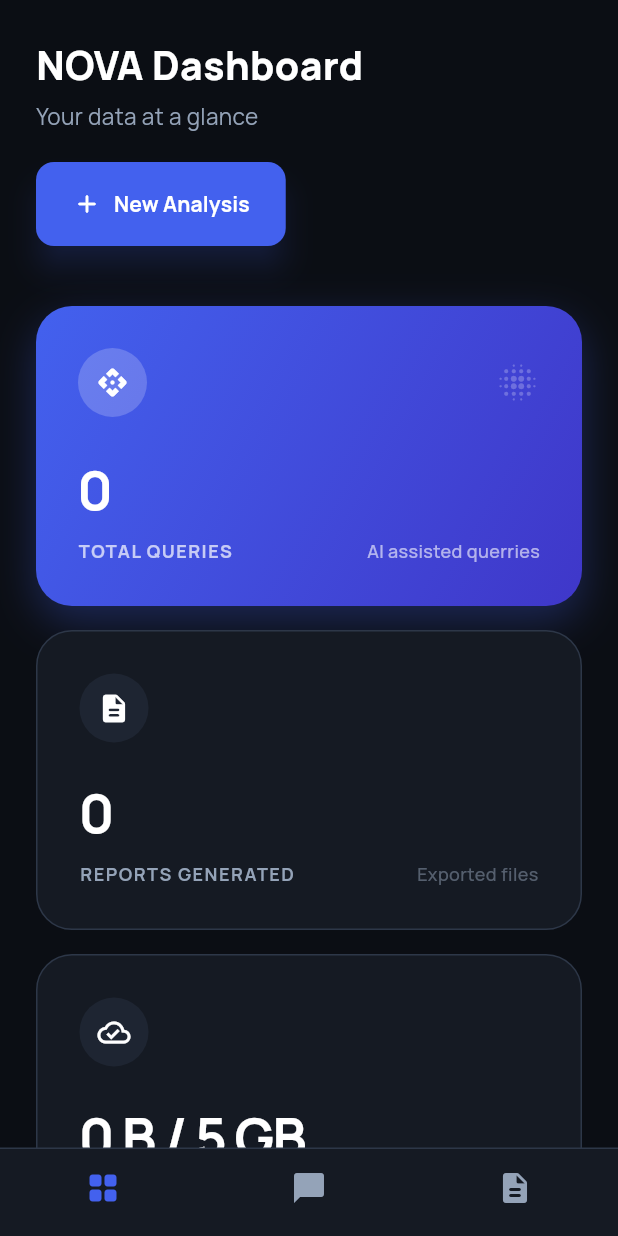
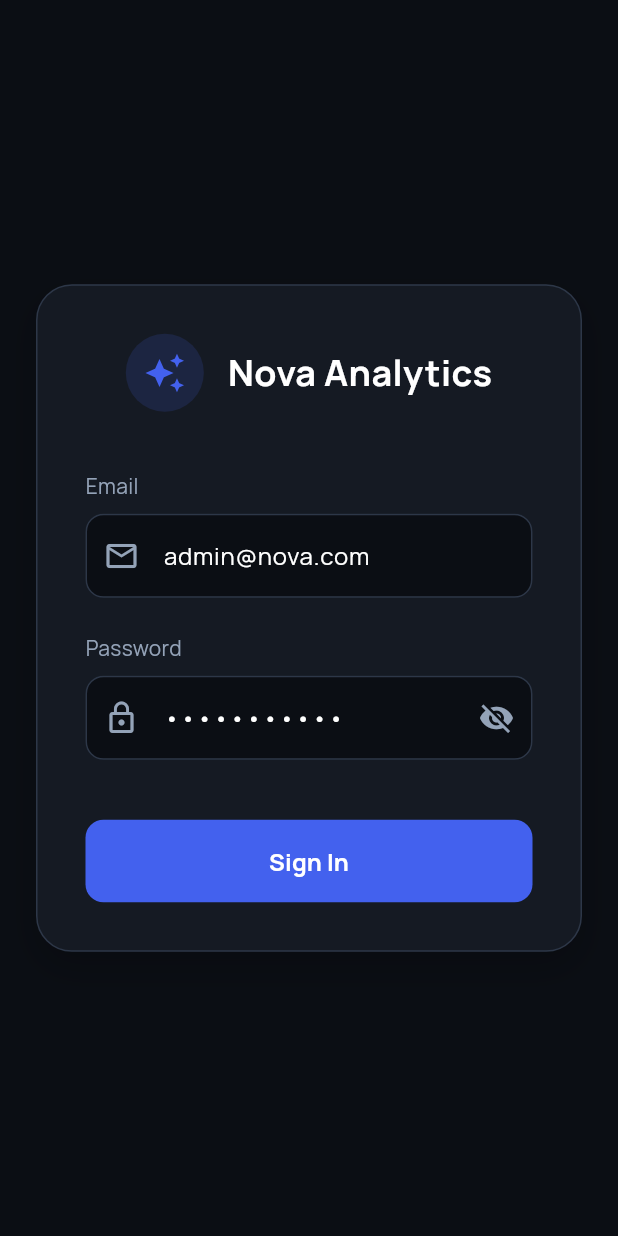
Before and after one commit to Data-Analytics-Processor/dashboard_flutterWeb, a Flutter app: the screen it shows after launch, on a phone screen of 412 x 824 dp. Run offline on Flutter 3.47's test engine with Material 3 defaults, Android fonts, the phone set to English and light mode, and no system bars; our stand-ins replace device_info_plus, file_picker, google_fonts, permission_handler, shared_preferences, web; missing offline and left inert: dart:js_interop, excel.

Commit message:
JWT + basic file parsing w/ gpt

```diff
--- /dev/null
+++ b/lib/api/auth_service.dart
@@ -0,0 +1,59 @@
+// lib/api/auth_service.dart
+import 'dart:convert';
+import 'package:http/http.dart' as http;
+import 'package:shared_preferences/shared_preferences.dart';
+import 'package:flutter/foundation.dart';
+
+class AuthService {
+  static const String _prodUrl = "https://brixta.site";  // fix24
+  //static const String _localUrl = "http://10.0.2.2:5000"; // localhost android
+  static const String _localUrl = "http://127.0.0.1:5000"; // localhost web
+  final String _baseUrl = kReleaseMode ? _prodUrl : _localUrl;
+
+  static const String _tokenKey = 'jwt_token';
+
+  // Singleton pattern (optional, but good for shared state)
+  static final AuthService _instance = AuthService._internal();
+  factory AuthService() => _instance;
+  AuthService._internal();
+
+  Future<String?> getToken() async {
+    final prefs = await SharedPreferences.getInstance();
+    return prefs.getString(_tokenKey);
+  }
+
+  Future<void> _saveToken(String token) async {
+    final prefs = await SharedPreferences.getInstance();
+    await prefs.setString(_tokenKey, token);
+  }
+
+  Future<void> logout() async {
+    final prefs = await SharedPreferences.getInstance();
+    await prefs.remove(_tokenKey);
+  }
+
+  Future<bool> login(String email, String password) async {
+    // Adjust the endpoint to match your FastAPI auth router
+    final url = Uri.parse("$_baseUrl/api/v1/auth/login");
+
+    // FastAPI OAuth2PasswordRequestForm usually expects application/x-www-form-urlencoded
+    final res = await http.post(
+      url,
+      headers: {"Content-Type": "application/x-www-form-urlencoded"},
+      body: {
+        "username": email,
+        "password": password,
+      },
+    );
+
+    if (res.statusCode == 200) {
+      final data = jsonDecode(res.body);
+      final token = data['access_token'];
+      if (token != null) {
+        await _saveToken(token);
+        return true;
+      }
+    }
+    return false;
+  }
+}
--- a/lib/main.dart
+++ b/lib/main.dart
@@ -1,12 +1,15 @@
+// lib/main.dart
 import 'package:flutter/material.dart';
 import 'package:google_fonts/google_fonts.dart';
 
 // --- IMPORTS ---
 import 'package:dashboard_flutter/ReusableConstants/constants.dart';
+import 'package:dashboard_flutter/api/auth_service.dart';
 import 'pages/SideNavBar.dart';
 import 'pages/HomePage.dart';
 import 'pages/ChatPage.dart';
 import 'pages/SavedAnalyticsPage.dart';
+import 'pages/LoginPage.dart';
 
 void main() {
   runApp(const AnalyticsApp());
@@ -22,7 +25,6 @@ class AnalyticsApp extends StatelessWidget {
       debugShowCheckedModeBanner: false,
       theme: ThemeData.dark().copyWith(
         scaffoldBackgroundColor: kBankBg,
-        // Manrope is the standard "Fintech" font. If not available, use Inter.
         textTheme: GoogleFonts.manropeTextTheme(ThemeData.dark().textTheme),
         colorScheme: const ColorScheme.dark(
           primary: kBankPrimary,
@@ -30,7 +32,6 @@ class AnalyticsApp extends StatelessWidget {
           background: kBankBg,
           onSurface: kTextWhite,
         ),
-        // --- FIX: Use CardThemeData instead of CardTheme ---
         cardTheme: CardThemeData(
           color: kBankSurface,
           elevation: 0,
@@ -40,7 +41,6 @@ class AnalyticsApp extends StatelessWidget {
           ),
         ),
         iconTheme: const IconThemeData(color: kTextGrey),
-        // Bottom Nav Theme for Mobile
         bottomNavigationBarTheme: const BottomNavigationBarThemeData(
           backgroundColor: kBankSurface,
           selectedItemColor: kBankPrimary,
@@ -51,11 +51,42 @@ class AnalyticsApp extends StatelessWidget {
           elevation: 0,
         ),
       ),
-      home: const MainLayout(),
+      // Use the AuthWrapper to decide the initial route
+      home: const AuthWrapper(),
     );
   }
 }
 
+// --- NEW: AuthWrapper to handle initial routing ---
+class AuthWrapper extends StatelessWidget {
+  const AuthWrapper({super.key});
+
+  @override
+  Widget build(BuildContext context) {
+    return FutureBuilder<String?>(
+      future: AuthService().getToken(),
+      builder: (context, snapshot) {
+        // Show a blank screen with background color while checking auth state
+        if (snapshot.connectionState == ConnectionState.waiting) {
+          return const Scaffold(
+            backgroundColor: kBankBg,
+            body: Center(child: CircularProgressIndicator(color: kBankPrimary)),
+          );
+        }
+
+        // If a token exists, go straight to MainLayout
+        if (snapshot.hasData && snapshot.data != null) {
+          return const MainLayout();
+        }
+
+        // Otherwise, show the Login Page
+        return const LoginPage();
+      },
+    );
+  }
+}
+
+// --- MainLayout remains exactly as you had it ---
 class MainLayout extends StatefulWidget {
   const MainLayout({super.key});
 
@@ -72,7 +103,6 @@ class _MainLayoutState extends State<MainLayout> {
     });
   }
 
-  // Pass navigation callback to HomePage
   List<Widget> get _pages => [
     HomePage(onNavigate: switchTab),
     const ChatPage(),
@@ -84,7 +114,6 @@ class _MainLayoutState extends State<MainLayout> {
     final isMobile = Responsive.isMobile(context);
 
     return Scaffold(
-      // --- MOBILE BOTTOM NAV ---
       bottomNavigationBar: isMobile
           ? Container(
               decoration: const BoxDecoration(
@@ -105,7 +134,6 @@ class _MainLayoutState extends State<MainLayout> {
       body: SafeArea(
         child: Row(
           children: [
-            // --- DESKTOP SIDEBAR ---
             if (!isMobile)
               SizedBox(
                 width: 260,
@@ -115,11 +143,9 @@ class _MainLayoutState extends State<MainLayout> {
                 ),
               ),
 
-            // --- VERTICAL DIVIDER (Desktop Only) ---
             if (!isMobile)
               Container(width: 1, color: kBorderColor),
 
-            // --- MAIN CONTENT AREA ---
             Expanded(
               child: Container(
                 color: kBankBg,
--- /dev/null
+++ b/lib/pages/LoginPage.dart
@@ -0,0 +1,200 @@
+// lib/pages/LoginPage.dart
+import 'package:flutter/material.dart';
+import 'package:dashboard_flutter/ReusableConstants/constants.dart';
+import 'package:dashboard_flutter/api/auth_service.dart';
+import 'package:dashboard_flutter/main.dart'; // To navigate to MainLayout
+
+class LoginPage extends StatefulWidget {
+  const LoginPage({super.key});
+
+  @override
+  State<LoginPage> createState() => _LoginPageState();
+}
+
+class _LoginPageState extends State<LoginPage> {
+  final _emailController = TextEditingController(text: "admin@nova.com"); // Pre-filled for testing
+  final _passwordController = TextEditingController(text: "password123");
+  bool _isLoading = false;
+  bool _obscurePassword = true;
+
+  Future<void> _handleLogin() async {
+    setState(() => _isLoading = true);
+
+    final email = _emailController.text.trim();
+    final password = _passwordController.text.trim();
+
+    try {
+      final success = await AuthService().login(email, password);
+
+      if (success) {
+        if (!mounted) return;
+        // Navigate to main layout and remove login from history
+        Navigator.of(context).pushAndRemoveUntil(
+          MaterialPageRoute(builder: (_) => const MainLayout()),
+          (route) => false,
+        );
+      } else {
+        if (!mounted) return;
+        ScaffoldMessenger.of(context).showSnackBar(
+          const SnackBar(
+            content: Text("Invalid credentials. Please try again."),
+            backgroundColor: Colors.redAccent,
+          ),
+        );
+      }
+    } catch (e) {
+      if (!mounted) return;
+      ScaffoldMessenger.of(context).showSnackBar(
+        SnackBar(
+          content: Text("Connection error: $e"),
+          backgroundColor: Colors.redAccent,
+        ),
+      );
+    } finally {
+      if (mounted) {
+        setState(() => _isLoading = false);
+      }
+    }
+  }
+
+  @override
+  Widget build(BuildContext context) {
+    return Scaffold(
+      backgroundColor: kBankBg,
+      body: Center(
+        child: SingleChildScrollView(
+          child: Padding(
+            padding: const EdgeInsets.all(24.0),
+            child: Container(
+              constraints: const BoxConstraints(maxWidth: 400),
+              padding: const EdgeInsets.all(32),
+              decoration: BoxDecoration(
+                color: kBankSurface,
+                borderRadius: BorderRadius.circular(24),
+                border: Border.all(color: kBorderColor),
+                boxShadow: [
+                  BoxShadow(
+                    color: Colors.black.withOpacity(0.2),
+                    blurRadius: 20,
+                    offset: const Offset(0, 10),
+                  )
+                ]
+              ),
+              child: Column(
+                mainAxisSize: MainAxisSize.min,
+                crossAxisAlignment: CrossAxisAlignment.stretch,
+                children: [
+                  // Logo / Header
+                  Row(
+                    mainAxisAlignment: MainAxisAlignment.center,
+                    children: [
+                      Container(
+                        padding: const EdgeInsets.all(12),
+                        decoration: BoxDecoration(
+                          color: kBankPrimary.withOpacity(0.15),
+                          shape: BoxShape.circle,
+                        ),
+                        child: const Icon(Icons.auto_awesome, color: kBankPrimary, size: 28),
+                      ),
+                      const SizedBox(width: 16),
+                      const Text(
+                        "Nova Analytics",
+                        style: TextStyle(
+                          color: kTextWhite,
+                          fontSize: 24,
+                          fontWeight: FontWeight.bold,
+                        ),
+                      ),
+                    ],
+                  ),
+                  const SizedBox(height: 40),
+
+                  // Email Field
+                  const Text("Email", style: TextStyle(color: kTextGrey, fontSize: 14)),
+                  const SizedBox(height: 8),
+                  TextField(
+                    controller: _emailController,
+                    style: const TextStyle(color: kTextWhite),
+                    decoration: InputDecoration(
+                      filled: true,
+                      fillColor: kBankBg,
+                      prefixIcon: const Icon(Icons.email_outlined, color: kTextGrey),
+                      border: OutlineInputBorder(
+                        borderRadius: BorderRadius.circular(12),
+                        borderSide: const BorderSide(color: kBorderColor),
+                      ),
+                      enabledBorder: OutlineInputBorder(
+                        borderRadius: BorderRadius.circular(12),
+                        borderSide: const BorderSide(color: kBorderColor),
+                      ),
+                      focusedBorder: OutlineInputBorder(
+                        borderRadius: BorderRadius.circular(12),
+                        borderSide: const BorderSide(color: kBankPrimary),
+                      ),
+                    ),
+                  ),
+                  const SizedBox(height: 24),
+
+                  // Password Field
+                  const Text("Password", style: TextStyle(color: kTextGrey, fontSize: 14)),
+                  const SizedBox(height: 8),
+                  TextField(
+                    controller: _passwordController,
+                    obscureText: _obscurePassword,
+                    style: const TextStyle(color: kTextWhite),
+                    decoration: InputDecoration(
+                      filled: true,
+                      fillColor: kBankBg,
+                      prefixIcon: const Icon(Icons.lock_outline, color: kTextGrey),
+                      suffixIcon: IconButton(
+                        icon: Icon(
+                          _obscurePassword ? Icons.visibility_off : Icons.visibility,
+                          color: kTextGrey,
+                        ),
+                        onPressed: () => setState(() => _obscurePassword = !_obscurePassword),
+                      ),
+                      border: OutlineInputBorder(
+                        borderRadius: BorderRadius.circular(12),
+                        borderSide: const BorderSide(color: kBorderColor),
+                      ),
+                      enabledBorder: OutlineInputBorder(
+                        borderRadius: BorderRadius.circular(12),
+                        borderSide: const BorderSide(color: kBorderColor),
+                      ),
+                      focusedBorder: OutlineInputBorder(
+                        borderRadius: BorderRadius.circular(12),
+                        borderSide: const BorderSide(color: kBankPrimary),
+                      ),
+                    ),
+                  ),
+                  const SizedBox(height: 40),
+
+                  // Login Button
+                  ElevatedButton(
+                    onPressed: _isLoading ? null : _handleLogin,
+                    style: ElevatedButton.styleFrom(
+                      backgroundColor: kBankPrimary,
+                      foregroundColor: Colors.white,
+                      padding: const EdgeInsets.symmetric(vertical: 16),
+                      shape: RoundedRectangleBorder(
+                        borderRadius: BorderRadius.circular(12),
+                      ),
+                      elevation: 0,
+                    ),
+                    child: _isLoading
+                      ? const SizedBox(
+                          height: 20,
+                          width: 20,
+                          child: CircularProgressIndicator(color: Colors.white, strokeWidth: 2)
+                        )
+                      : const Text("Sign In", style: TextStyle(fontSize: 16, fontWeight: FontWeight.bold)),
+                  ),
+                ],
+              ),
+            ),
+          ),
+        ),
+      ),
+    );
+  }
+}
--- a/pubspec.yaml
+++ b/pubspec.yaml
@@ -27,6 +27,7 @@ dependencies:
   device_info_plus: ^12.3.0
   permission_handler: ^12.0.1
   path_provider: ^2.1.5
+  shared_preferences: ^2.5.4
 
 
 dev_dependencies:
```
Also changed, not shown: lib/api/api_service.dart (+29 -16 lines), lib/pages/ChatPage.dart (+114 -24 lines), lib/pages/SideNavBar.dart (+52 -5 lines), pubspec.lock, 1 other file.
